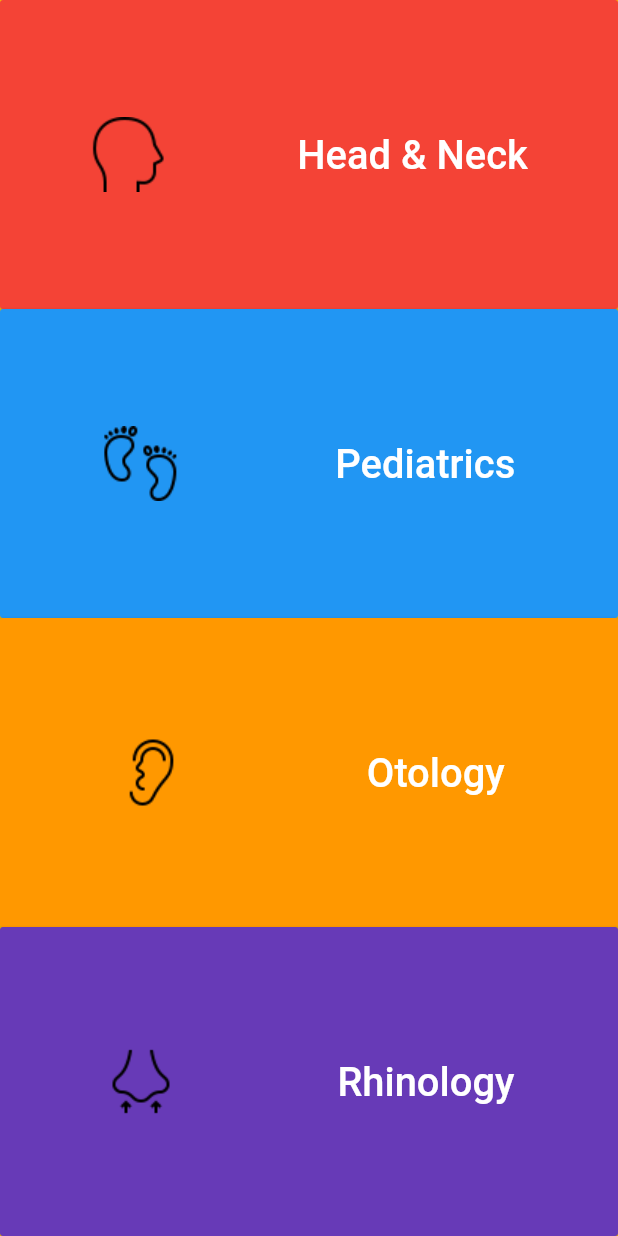
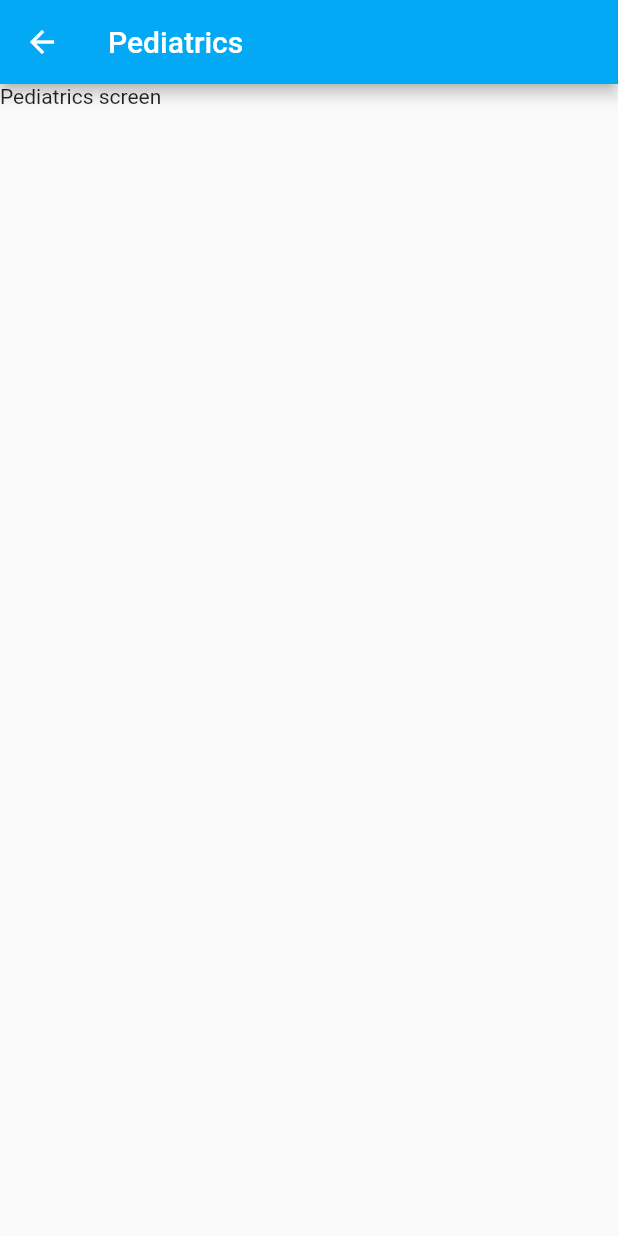
Before and after one commit to hemmrich/OHNS_guide, a Flutter app: the screen it shows after launch, after a tap on "Pediatrics", on a phone screen of 412 x 824 dp. Run offline on Flutter 3.47's test engine with Material 2 defaults, Android fonts, the phone set to English and light mode, and no system bars.

Commit message:
Navigate to separate screens on specialty selection

```diff
--- a/lib/homebuttonbox.dart
+++ b/lib/homebuttonbox.dart
@@ -1,4 +1,9 @@
 import 'package:flutter/material.dart';
+import 'package:ohns_guide/headandneck.dart';
+import 'package:ohns_guide/pediatrics.dart';
+import 'package:ohns_guide/otology.dart';
+import 'package:ohns_guide/rhinology.dart';
+import 'package:ohns_guide/laryngology.dart';
 
 class HomeButtonBox extends StatelessWidget {
   final String buttonText;
@@ -20,24 +25,40 @@ class HomeButtonBox extends StatelessWidget {
                   children: [
                     Image.asset('assets/$image'),
                     Text(buttonText, textScaleFactor: 1.9)
-              ]),
+                  ]),
               onPressed: () {
                 print("Pressed home button: $buttonText");
+                switch (buttonText) {
+                  case 'Head & Neck': {
+                      Navigator.push(context,
+                          MaterialPageRoute(builder: (context) => HeadAndNeck()));
+                  }
+                  break;
+                  case 'Pediatrics': {
+                      Navigator.push(context,
+                          MaterialPageRoute(builder: (context) => Pediatrics()));
+                  }
+                  break;
+                  case 'Otology': {
+                      Navigator.push(context,
+                          MaterialPageRoute(builder: (context) => Otology()));
+                  }
+                  break;
+                  case 'Rhinology': {
+                    Navigator.push(context,
+                        MaterialPageRoute(builder: (context) => Rhinology()));
+                  }
+                  break;
+                  case 'Laryngology': {
+                    Navigator.push(context,
+                        MaterialPageRoute(builder: (context) => Laryngology()));
+                  }
+                  break;
+                }
               },
               color: buttonColor,
               textColor: Colors.white,
               highlightColor: Colors.transparent),
         ));
-
-    /*
-        child: RaisedButton(
-          child: Text(buttonText),
-          onPressed: () {
-            print("Pressed: $buttonText");
-          },
-          color: buttonColor,
-          textColor: Colors.white,
-          highlightColor: Colors.transparent,
-        ));*/
   }
 }
--- a/lib/homepage.dart
+++ b/lib/homepage.dart
@@ -6,7 +6,7 @@ import './homebuttonbox.dart';
 class HomePage extends StatelessWidget {
   @override
   Widget build(BuildContext context) {
-    final double dividedHeight = MediaQuery.of(context).size.height / 4;
+    final double dividedHeight = MediaQuery.of(context).size.height / 5;
 
     return Scaffold(
         backgroundColor: Colors.amber,
@@ -37,6 +37,12 @@ class HomePage extends StatelessWidget {
                 buttonColor: Colors.deepPurple,
                 image: 'icons8-smelling-50.png',
                 height: dividedHeight,
+              ),
+              HomeButtonBox(
+                buttonText: 'Laryngology',
+                buttonColor: Colors.teal,
+                image: 'icons8-voice-50.png',
+                height: dividedHeight
               )
             ]
         )
--- /dev/null
+++ b/lib/pediatrics.dart
@@ -0,0 +1,11 @@
+import 'package:flutter/material.dart';
+
+class Pediatrics extends StatelessWidget {
+  @override
+  Widget build(BuildContext context) {
+    return Scaffold(
+        appBar: AppBar(title: Text('Pediatrics'), backgroundColor: Colors.lightBlue),
+        body: Text('Pediatrics screen')
+    );
+  }
+}
--- a/pubspec.yaml
+++ b/pubspec.yaml
@@ -50,6 +50,7 @@ flutter:
     - assets/icons8-hearing-50.png
     - assets/icons8-smelling-50.png
     - assets/icons8-baby-feet-50.png
+    - assets/icons8-voice-50.png
   #   - images/a_dot_ham.jpeg
 
   # An image asset can refer to one or more resolution-specific "variants", see
```
Also changed, not shown: lib/headandneck.dart (added, +11 -0 lines), lib/laryngology.dart (added, +11 -0 lines), lib/otology.dart (added, +11 -0 lines), lib/rhinology.dart (added, +11 -0 lines).
